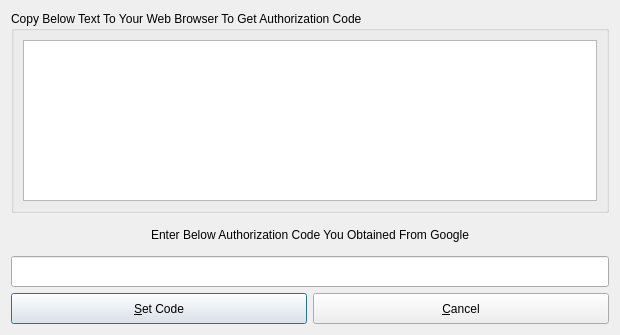
Old version of the form src/gmailauthorization.ui in the repository mhogomchungu/qCheckGMail.
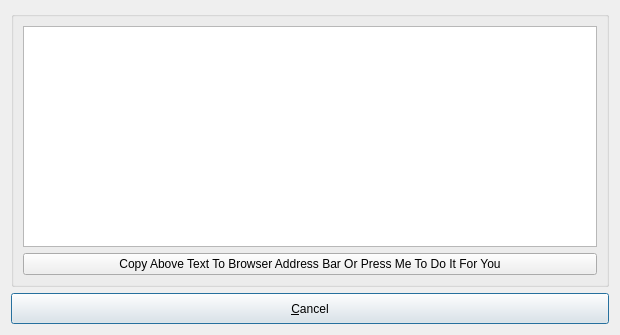
New version of the form.

```diff
--- a/src/gmailauthorization.ui
+++ b/src/gmailauthorization.ui
@@ -17,10 +17,23 @@
    <string>Get Google's Authentication Code</string>
   </property>
   <layout class="QGridLayout" name="gridLayout">
+   <item row="1" column="0" colspan="2">
+    <widget class="QPushButton" name="pbCancel">
+     <property name="minimumSize">
+      <size>
+       <width>0</width>
+       <height>31</height>
+      </size>
+     </property>
+     <property name="text">
+      <string>&amp;Cancel</string>
+     </property>
+    </widget>
+   </item>
    <item row="0" column="0" colspan="2">
     <widget class="QGroupBox" name="groupBox">
      <property name="title">
-      <string>Copy Below Text To Your Web Browser To Get Authorization Code</string>
+      <string/>
      </property>
      <layout class="QGridLayout" name="gridLayout_2">
       <item row="0" column="0">
@@ -30,67 +43,16 @@
         </property>
        </widget>
       </item>
+      <item row="1" column="0">
+       <widget class="QPushButton" name="pbTextBrowser">
+        <property name="text">
+         <string>Copy Above Text To Browser Address Bar Or Press Me To Do It For You</string>
+        </property>
+       </widget>
+      </item>
      </layout>
     </widget>
    </item>
-   <item row="1" column="0" colspan="2">
-    <widget class="QLabel" name="label">
-     <property name="minimumSize">
-      <size>
-       <width>0</width>
-       <height>31</height>
-      </size>
-     </property>
-     <property name="text">
-      <string>Enter Below Authorization Code You Obtained From Google</string>
-     </property>
-     <property name="alignment">
-      <set>Qt::AlignCenter</set>
-     </property>
-     <property name="wordWrap">
-      <bool>true</bool>
-     </property>
-    </widget>
-   </item>
-   <item row="2" column="0" colspan="2">
-    <widget class="QLineEdit" name="lineEdit">
-     <property name="minimumSize">
-      <size>
-       <width>0</width>
-       <height>31</height>
-      </size>
-     </property>
-     <property name="text">
-      <string/>
-     </property>
-    </widget>
-   </item>
-   <item row="3" column="0">
-    <widget class="QPushButton" name="pbSetCode">
-     <property name="minimumSize">
-      <size>
-       <width>0</width>
-       <height>31</height>
-      </size>
-     </property>
-     <property name="text">
-      <string>&amp;Set Code</string>
-     </property>
-    </widget>
-   </item>
-   <item row="3" column="1">
-    <widget class="QPushButton" name="pbCancel">
-     <property name="minimumSize">
-      <size>
-       <width>0</width>
-       <height>31</height>
-      </size>
-     </property>
-     <property name="text">
-      <string>&amp;Cancel</string>
-     </property>
-    </widget>
-   </item>
   </layout>
  </widget>
  <resources/>
```
